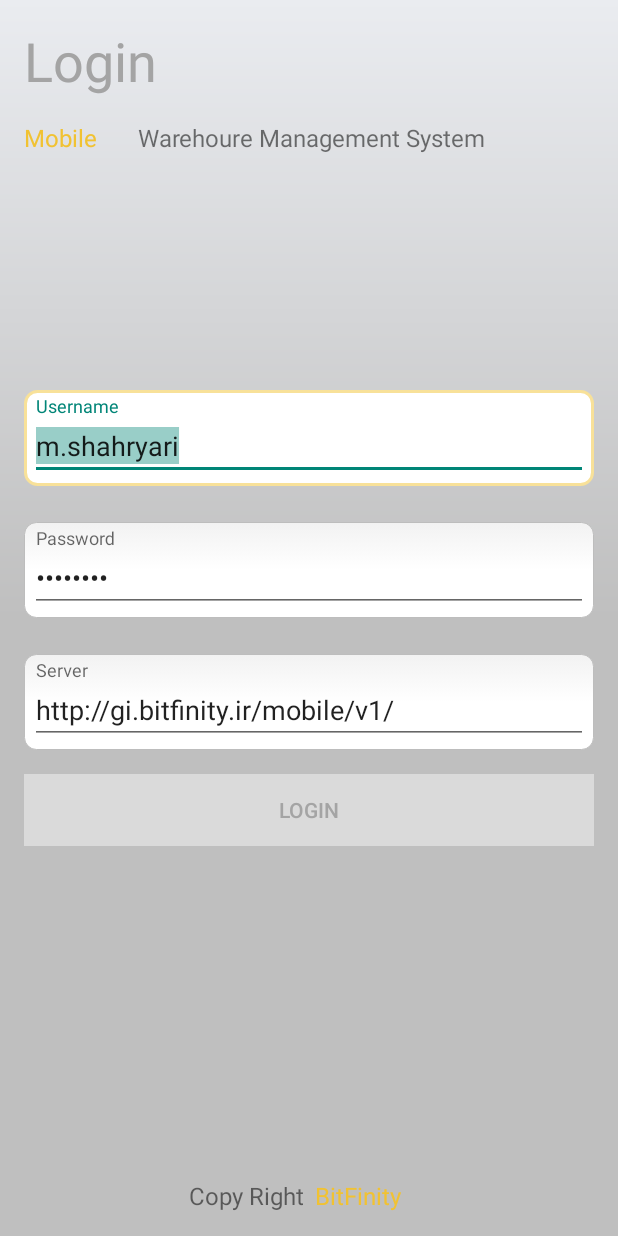
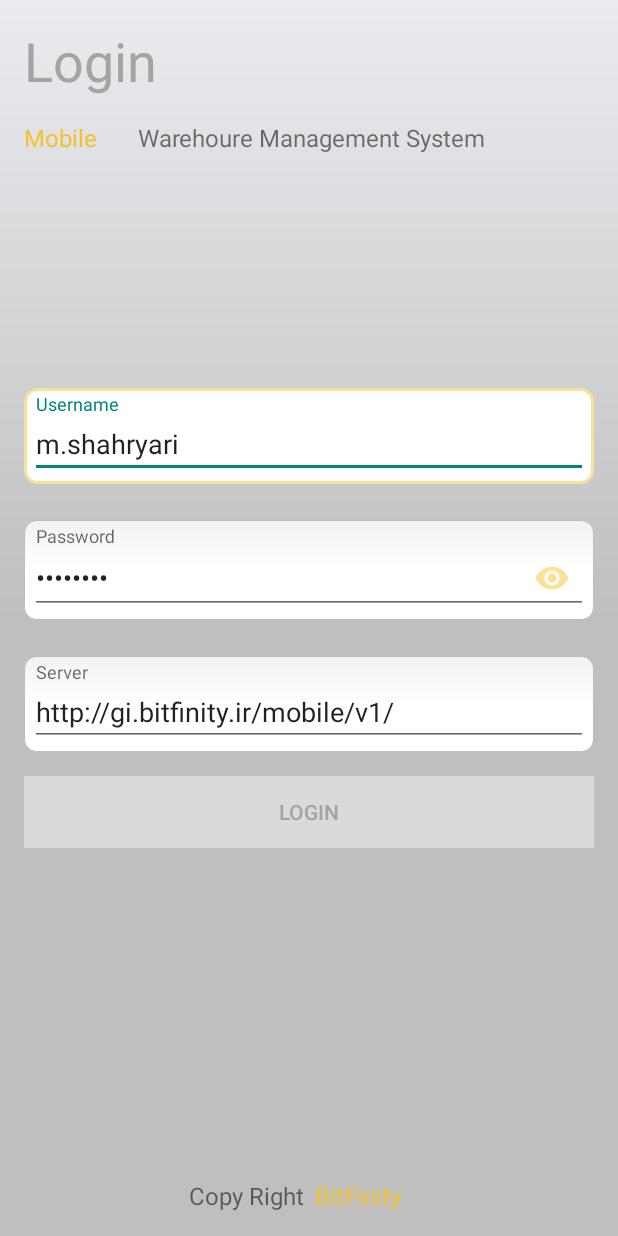
Before and after one commit to PayamDarabi/WMS, an Android app: the screen it shows after launch (LoginActivity), on a phone screen of 412 x 824 dp. Run offline under Robolectric (Android 15) with nearby library versions, the phone set to English and light mode, and no system bars.

Commit message:
login changes

```diff
--- a/app/src/main/java/com/wms/wms/ui/login/LoginActivity.kt
+++ b/app/src/main/java/com/wms/wms/ui/login/LoginActivity.kt
@@ -31,6 +31,7 @@ class LoginActivity : AppCompatActivity() {
 
         val username = binding.username
         val password = binding.password
+        val tilpassword = binding.tilpassword
         val serverPath = binding.serverPath
         val login = binding.login
         val loading = binding.loading
@@ -55,7 +56,7 @@ class LoginActivity : AppCompatActivity() {
                 username.error = getString(loginState.usernameError)
             }
             if (loginState.passwordError != null) {
-                password.error = getString(loginState.passwordError)
+                tilpassword.error = getString(loginState.passwordError)
             }
         })
 
@@ -68,11 +69,11 @@ class LoginActivity : AppCompatActivity() {
             }
             if (loginResult.success != null) {
                 updateUiWithUser(loginResult.success)
+                //Complete and destroy login activity once successful
+                finish()
             }
             setResult(Activity.RESULT_OK)
 
-            //Complete and destroy login activity once successful
-            finish()
         })
 
         username.afterTextChanged {
--- a/app/src/main/res/layout/activity_login.xml
+++ b/app/src/main/res/layout/activity_login.xml
@@ -65,12 +65,11 @@
             android:background="@drawable/edittext_bg"
             android:layout_marginBottom="16dp">
 
-            <EditText
+            <com.google.android.material.textfield.TextInputEditText
                 android:id="@+id/username"
                 android:layout_width="match_parent"
                 android:layout_height="match_parent"
                 android:inputType="text"
-                android:selectAllOnFocus="true"
                 android:text="m.shahryari" />
         </com.google.android.material.textfield.TextInputLayout>
         <com.google.android.material.textfield.TextInputLayout
@@ -78,18 +77,19 @@
             android:layout_height="wrap_content"
             android:layout_marginTop="8dp"
             android:id="@+id/tilpassword"
+            app:passwordToggleEnabled="true"
+            app:passwordToggleTint="@color/yellow_200"
             android:background="@drawable/edittext_bg"
             android:hint="@string/prompt_password"
             android:layout_marginBottom="16dp">
-            <EditText
+            <com.google.android.material.textfield.TextInputEditText
                 android:id="@+id/password"
                 android:layout_width="match_parent"
                 android:layout_height="match_parent"
                 android:imeActionLabel="@string/login"
                 android:imeOptions="actionDone"
                 android:text="1qaz@WSX"
-                android:inputType="textPassword"
-                android:selectAllOnFocus="true" />
+                android:inputType="textPassword"/>
         </com.google.android.material.textfield.TextInputLayout>
         <com.google.android.material.textfield.TextInputLayout
             android:layout_width="match_parent"
@@ -99,7 +99,7 @@
             android:background="@drawable/edittext_bg"
             android:hint="@string/prompt_server_path"
             android:layout_marginBottom="16dp">
-            <EditText
+            <com.google.android.material.textfield.TextInputEditText
                 android:id="@+id/serverPath"
                 android:layout_width="match_parent"
                 android:layout_height="match_parent"
```
